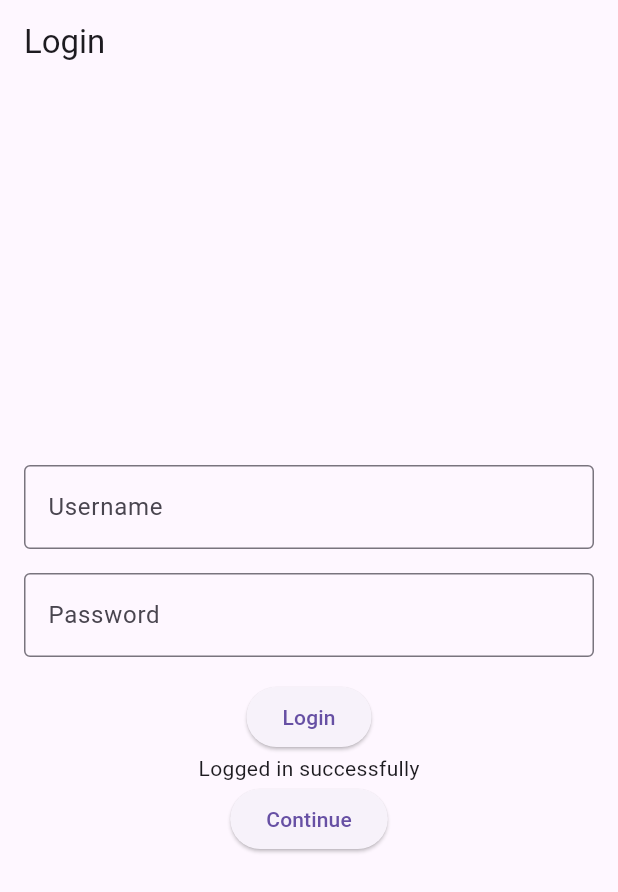
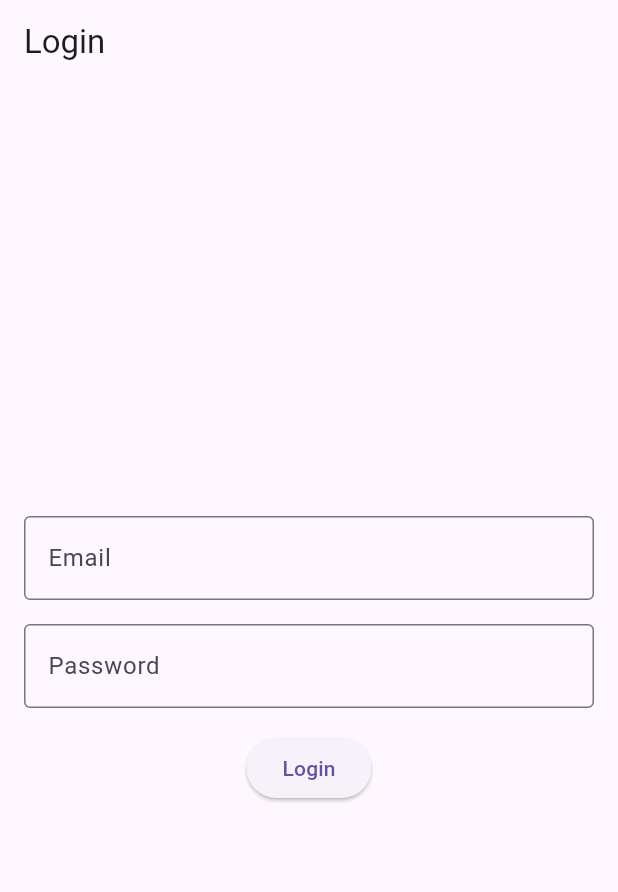
Before and after one commit to alexovici/Eco_ideas_HE25, a Flutter app: the screen it shows after launch, after a tap on "Login", on a phone screen of 412 x 824 dp. Shown: the top 892 px of the screen. Run offline on Flutter 3.47's test engine with Material 3 defaults, Android fonts, the phone set to English and light mode, and no system bars; our stand-ins replace firebase_auth, firebase_core; accounts and stored records are empty; network calls fail.

```diff
--- a/lib/login.dart
+++ b/lib/login.dart
@@ -1,3 +1,4 @@
+import 'package:firebase_auth/firebase_auth.dart';
 import 'package:flutter/material.dart';
 import 'package:flutter_application_4/home.dart';
 import 'package:flutter_application_4/main.dart';
@@ -13,7 +14,7 @@ class MyApp extends StatelessWidget {
   Widget build(BuildContext context) {
     return MaterialApp(
       debugShowCheckedModeBanner: false,
-      home:LoginPage()
+      home: LoginPage(),
     );
   }
 }
@@ -28,18 +29,30 @@ class LoginPage extends StatefulWidget {
 class _LoginPageState extends State<LoginPage> {
   final TextEditingController _usernameController = TextEditingController();
   final TextEditingController _passwordController = TextEditingController();
-  void _login() {
-    final String username = _usernameController.text;
+  bool loggedin = false;
+
+  void _login() async {
+    final String email = _usernameController.text;
     final String password = _passwordController.text;
 
-    // Perform login logic here
-    print('Username: $username');
-    print('Password: $password');
+    try {
+      UserCredential userCredential = await FirebaseAuth.instance.signInWithEmailAndPassword(
+        email: email,
+        password: password,
+      );
       setState(() {
         loggedin = true;
       });
+      print('Logged in successfully');
+    } on FirebaseAuthException catch (e) {
+      if (e.code == 'user-not-found') {
+        print('No user found for that email.');
+      } else if (e.code == 'wrong-password') {
+        print('Wrong password provided.');
       }
-   bool loggedin = false;
+    }
+  }
+
   @override
   Widget build(BuildContext context) {
     return Scaffold(
@@ -54,7 +67,7 @@ class _LoginPageState extends State<LoginPage> {
             TextField(
               controller: _usernameController,
               decoration: InputDecoration(
-                labelText: 'Username',
+                labelText: 'Email',
                 border: OutlineInputBorder(),
               ),
             ),
@@ -72,20 +85,20 @@ class _LoginPageState extends State<LoginPage> {
               onPressed: _login,
               child: Text('Login'),
             ),
-        if(loggedin)
+            if (loggedin)
               Column(
                 children: [
                   Text('Logged in successfully'),
                   ElevatedButton(
-              onPressed: (){
-                Navigator.of(context).push(MaterialPageRoute(builder: (BuildContext context){
-                  return RootPage();
+                    onPressed: () {
+                      Navigator.of(context).push(MaterialPageRoute(builder: (BuildContext context) {
+                        return HomePage();
                       }));
                     },
                     child: Text('Continue'),
                   ),
                 ],
-        )
+              ),
           ],
         ),
       ),
--- a/lib/main.dart
+++ b/lib/main.dart
@@ -1,3 +1,4 @@
+import 'package:firebase_core/firebase_core.dart';
 import 'package:flutter/material.dart';
 import 'package:flutter_application_4/home.dart';
 import 'package:flutter_application_4/inbox.dart';
@@ -5,7 +6,28 @@ import 'package:flutter_application_4/info.dart';
 import 'package:flutter_application_4/post.dart';
 import 'package:flutter_application_4/profile.dart';
 import 'package:flutter_application_4/search.dart';
+import 'package:flutter_application_4/login.dart';
+import 'firebase_options.dart'; // Ensure this file is generated
 
+void main() async {
+  WidgetsFlutterBinding.ensureInitialized();
+  await Firebase.initializeApp(
+    options: DefaultFirebaseOptions.currentPlatform,
+  );
+  runApp(const MyApp());
+}
+
+class MyApp extends StatelessWidget {
+  const MyApp({super.key});
+
+  @override
+  Widget build(BuildContext context) {
+    return MaterialApp(
+      debugShowCheckedModeBanner: false,
+      home: LoginPage(),
+    );
+  }
+}
 
 class RootPage extends StatefulWidget {
   const RootPage({super.key});
--- a/pubspec.yaml
+++ b/pubspec.yaml
@@ -30,9 +30,8 @@ environment:
 dependencies:
   flutter:
     sdk: flutter
-
-  # The following adds the Cupertino Icons font to your application.
-  # Use with the CupertinoIcons class for iOS style icons.
+  firebase_core: ^3.12.0
+  firebase_auth: ^5.5.0
   cupertino_icons: ^1.0.8
 
 dev_dependencies:
```
Also changed, not shown: firebase.json (added), lib/firebase_options.dart (added), pubspec.lock, 10 other files. Lines whose indentation alone changed are shown as unchanged.
